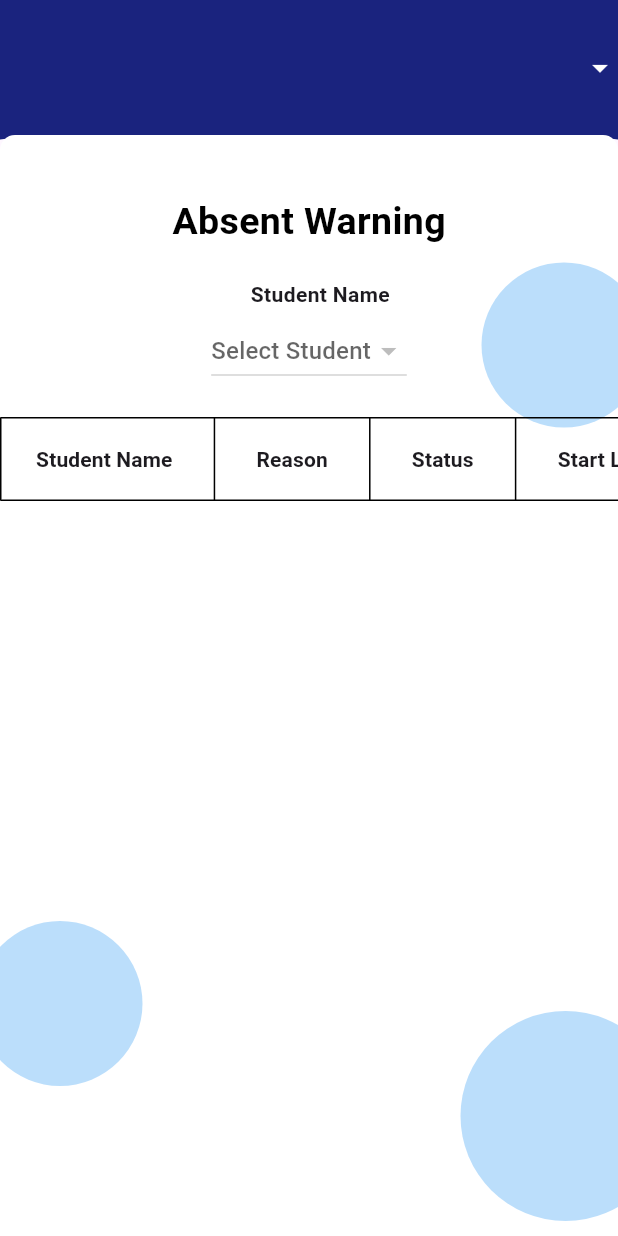
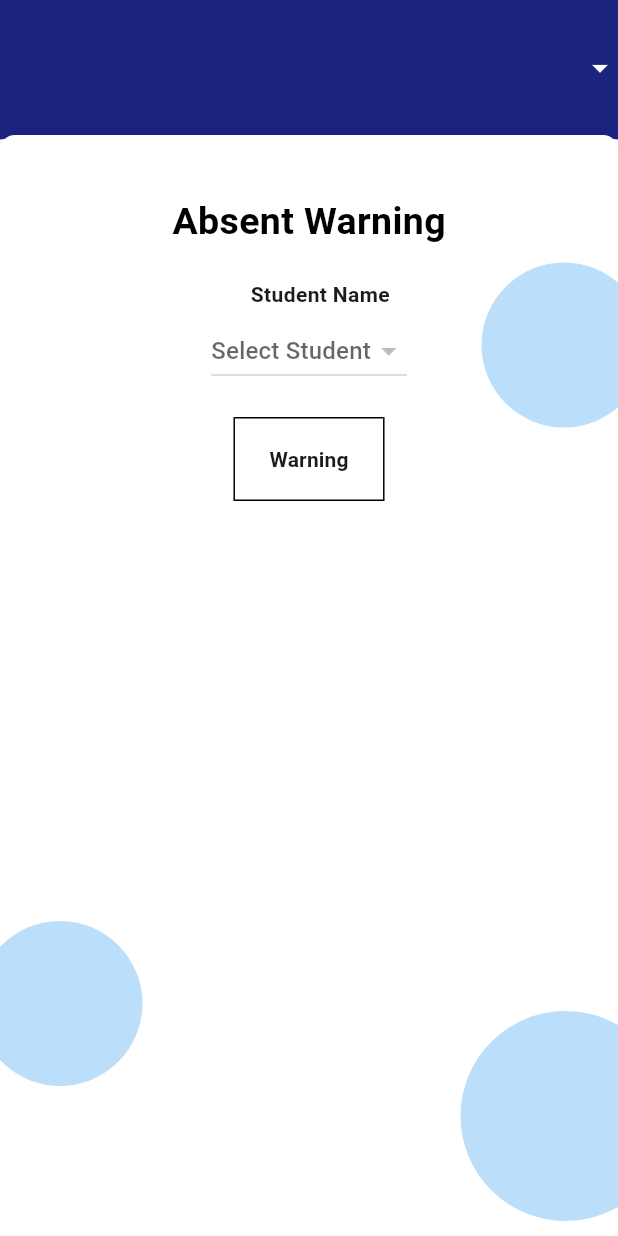
Before and after one commit to mustcoding/school_attendance_system_fyp_apps, a Flutter app: the absentWarning screen opened directly, on a phone screen of 412 x 824 dp. Run offline on Flutter 3.47's test engine with Material 3 defaults, Android fonts, the phone set to English and light mode, and no system bars; our stand-ins replace file_picker, shared_preferences; missing offline and left inert: onesignal_flutter; accounts and stored records are empty; statements that could not run were skipped.

Commit message:
commit on 25/07/2024

```diff
--- a/lib/view/absentWarning.dart
+++ b/lib/view/absentWarning.dart
@@ -25,7 +25,7 @@ class absentWarning extends StatefulWidget {
 
 class _absentWarningState extends State<absentWarning> {
 
-  final List<Student> cuti = [];
+  final List<warningAbsent> cuti = [];
   late final parentGuardian parent;
   String base64String="";
   String compressData="";
@@ -92,7 +92,7 @@ class _absentWarningState extends State<absentWarning> {
 
     setState(() {
       cuti.clear(); // Clear existing data
-      //cuti.addAll(fetchedData); // Add fetched data
+      cuti.addAll(fetchedData); // Add fetched data
     });
   }
 
@@ -196,7 +196,7 @@ class _absentWarningState extends State<absentWarning> {
         child: Stack(
           children: [
             Positioned(
-              top: 0, // Adjusted positioning
+              top: 0,
               left: -50,
               right: -50,
               child: ClipPath(
@@ -216,7 +216,7 @@ class _absentWarningState extends State<absentWarning> {
                 ),
                 color: Colors.white,
               ),
-              width: double.infinity, // Cover entire width of the screen
+              width: double.infinity,
               height: double.infinity,
               child: Stack(
                 children: [
@@ -246,7 +246,7 @@ class _absentWarningState extends State<absentWarning> {
                   ),
                   Column(
                     children: [
-                      SizedBox(height:40),
+                      SizedBox(height: 40),
                       Text(
                         'Absent Warning',
                         style: TextStyle(
@@ -255,7 +255,7 @@ class _absentWarningState extends State<absentWarning> {
                           fontWeight: FontWeight.bold,
                         ),
                       ),
-                      SizedBox(height:20),
+                      SizedBox(height: 20),
                       const Text(
                         '    Student Name',
                         style: TextStyle(
@@ -287,93 +287,36 @@ class _absentWarningState extends State<absentWarning> {
                           },
                         ),
                       ),
-                      SingleChildScrollView(
-                        scrollDirection: Axis.vertical,
+                      Expanded(
                         child: SingleChildScrollView(
                           scrollDirection: Axis.horizontal,
+                          child: SingleChildScrollView(
+                            scrollDirection: Axis.vertical,
                             child: Column(
-                            mainAxisAlignment: MainAxisAlignment.center, // Center the table vertically
+                              mainAxisAlignment: MainAxisAlignment.center,
                               children: [
-                              SizedBox(height:20),
+                                SizedBox(height: 20),
                                 Center(
                                   child: DataTable(
-                                  border: TableBorder.all(color: Colors.black), // Add border styling to DataTable
+                                    border: TableBorder.all(color: Colors.black),
                                     dataRowHeight: 80,
                                     columns: const <DataColumn>[
                                       DataColumn(
                                         label: Text(
-                                        'Student Name',
+                                          'Warning',
                                           style: TextStyle(fontWeight: FontWeight.bold),
-                                      ),
-                                    ),
-                                    DataColumn(
-                                      label: Text(
-                                        'Reason',
-                                        style: TextStyle(fontWeight: FontWeight.bold),
-                                      ),
-                                    ),
-                                    DataColumn(
-                                      label: Text(
-                                        'Status',
-                                        style: TextStyle(fontWeight: FontWeight.bold),
-                                      ),
-                                    ),
-                                    DataColumn(
-                                      label: Text(
-                                        'Start Leave',
-                                        style: TextStyle(fontWeight: FontWeight.bold),
-                                      ),
-                                    ),
-                                    DataColumn(
-                                      label: Text(
-                                        'End Leave',
-                                        style: TextStyle(fontWeight: FontWeight.bold),
+                                          textAlign: TextAlign.center,
                                         ),
                                       ),
                                     ],
-                                  rows: cuti.map((student) {
+                                    rows: cuti.map((warning) {
                                       return DataRow(cells: [
                                         DataCell(
                                           Container(
-                                          padding: EdgeInsets.symmetric(horizontal: 5.0, vertical: 10.0), // Adjust padding here
+                                            padding: EdgeInsets.symmetric(horizontal: 5.0, vertical: 10.0),
                                             child: Text(
-                                            student.name ?? '',
-                                            textAlign: TextAlign.center,
-                                          ),
-                                        ),
-                                      ),
-                                      DataCell(
-                                        Container(
-                                          padding: EdgeInsets.symmetric(horizontal: 5.0, vertical: 3.0), // Adjust padding here
-                                          child: Text(
-                                            student.leaves!.reason ?? '',
-                                            textAlign: TextAlign.center,
-                                          ),
-                                        ),
-                                      ),
-                                      DataCell(
-                                        Container(
-                                          padding: EdgeInsets.symmetric(horizontal: 5.0, vertical: 1.0), // Adjust padding here
-                                          child: Text(
-                                            student.leaves!.verification_status ?? '',
-                                            textAlign: TextAlign.center,
-                                          ),
-                                        ),
-                                      ),
-                                      DataCell(
-                                        Container(
-                                          padding: EdgeInsets.symmetric(horizontal: 5.0, vertical: 1.0), // Adjust padding here
-                                          child: Text(
-                                            student.leaves!.start_date_leave ?? '',
-                                            textAlign: TextAlign.center,
-                                          ),
-                                        ),
-                                      ),
-                                      DataCell(
-                                        Container(
-                                          padding: EdgeInsets.symmetric(horizontal: 5.0, vertical: 1.0), // Adjust padding here
-                                          child: Text(
-                                            student.leaves!.end_date_leave ?? '',
+                                              warning.typeWarning ?? '',
+                                              style: TextStyle(fontWeight: FontWeight.bold),
                                               textAlign: TextAlign.center,
                                             ),
                                           ),
@@ -384,6 +327,7 @@ class _absentWarningState extends State<absentWarning> {
                                 ),
                                 const SizedBox(height: 80),
                               ],
+                            ),
                           ),
                         ),
                       ),
```
Also changed, not shown: lib/Model/warningAbsent.dart (+6 -5 lines). Lines whose indentation alone changed are shown as unchanged.
